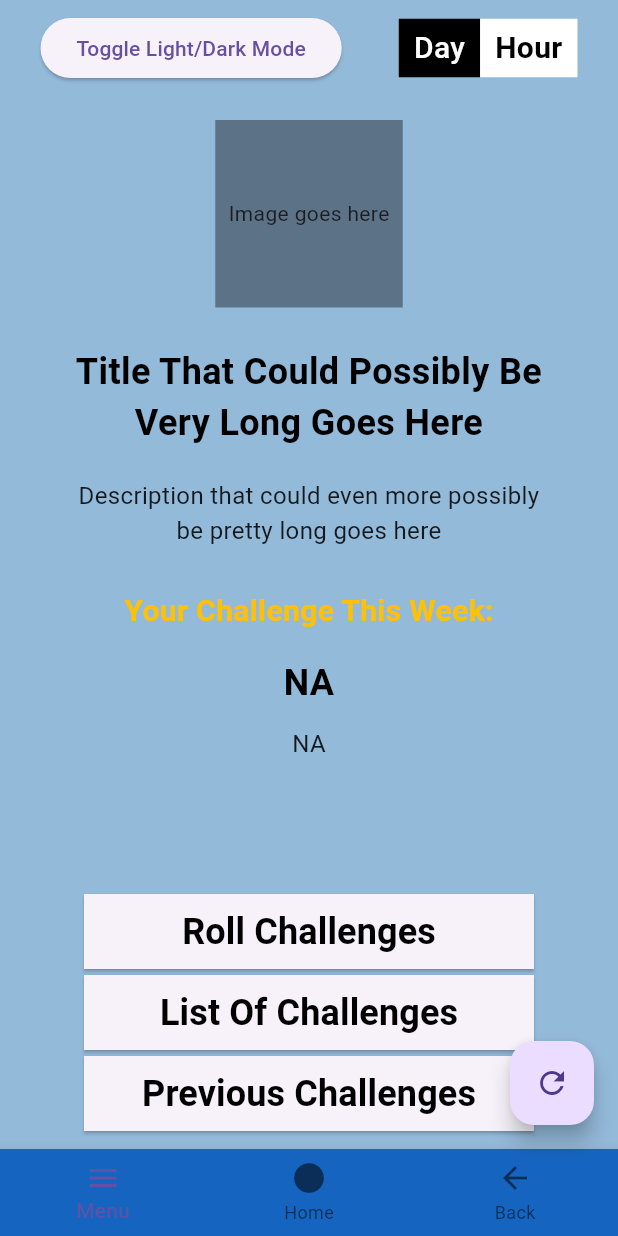
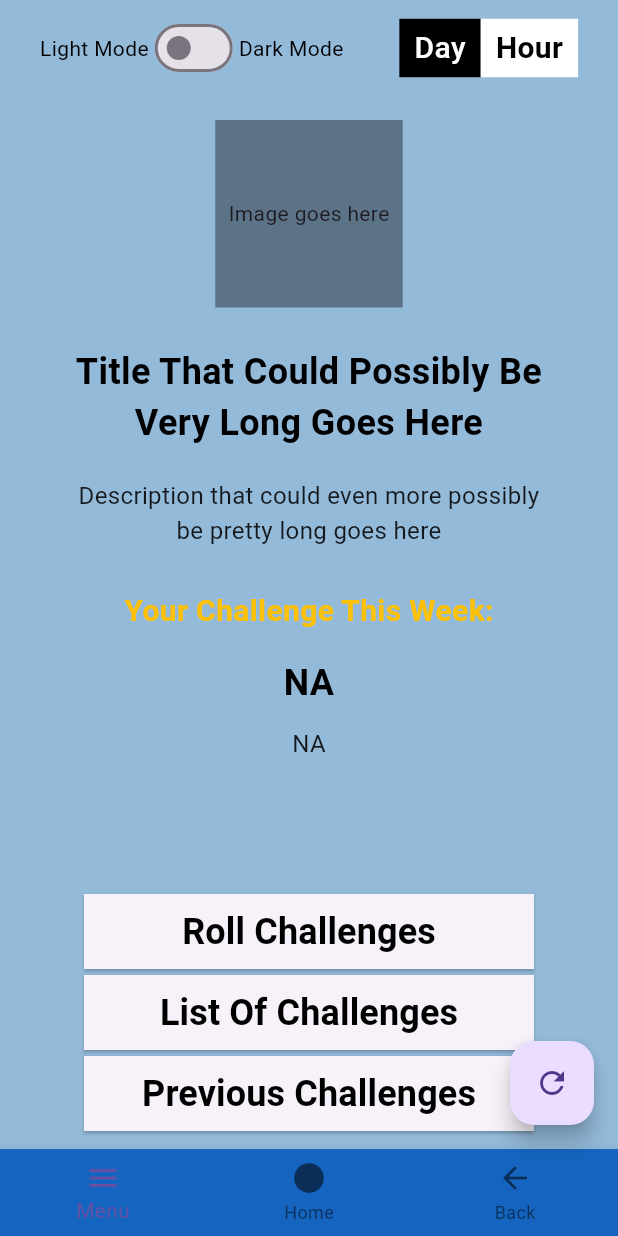
Before and after one commit to Sabagan/EcoQuest, a Flutter app: the MainPage screen opened directly with empty values, on a phone screen of 412 x 824 dp. Run offline on Flutter 3.47's test engine with Material 3 defaults, Android fonts, the phone set to English and light mode, and no system bars; our stand-ins replace shared_preferences; accounts and stored records are empty.

Commit message:
Button to Toggle

```diff
--- a/lib/pages/main_page.dart
+++ b/lib/pages/main_page.dart
@@ -63,9 +63,27 @@ class _MainPageState extends State<MainPage> {
             Row(
               mainAxisAlignment: MainAxisAlignment.spaceAround,
               children: [
-                ElevatedButton(
-                  onPressed: widget.toggleTheme,
-                  child: const Text("Toggle Light/Dark Mode"),
+                Row(
+                  children: [
+                    Text(
+                      'Light Mode',
+                      style: TextStyle(
+                        color: widget.isDarkMode ? Colors.white : Colors.black,
+                      ),
+                    ),
+                    Switch(
+                      value: widget.isDarkMode,
+                      onChanged: (bool value) {
+                        widget.toggleTheme();
+                      },
+                    ),
+                    Text(
+                      'Dark Mode',
+                      style: TextStyle(
+                        color: widget.isDarkMode ? Colors.white : Colors.black,
+                      ),
+                    ),
+                  ],
                 ),
                 Row(
                   children: [
```
Also changed, not shown: lib/pages/list_challenges_page.dart (+21 -31 lines).
